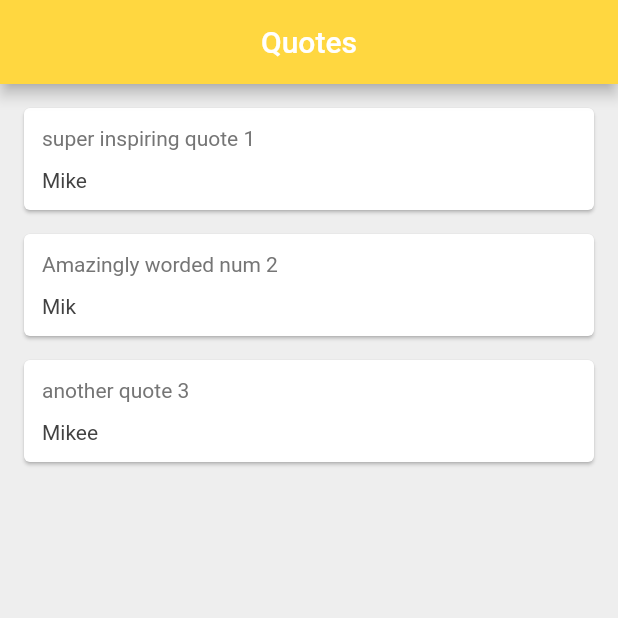
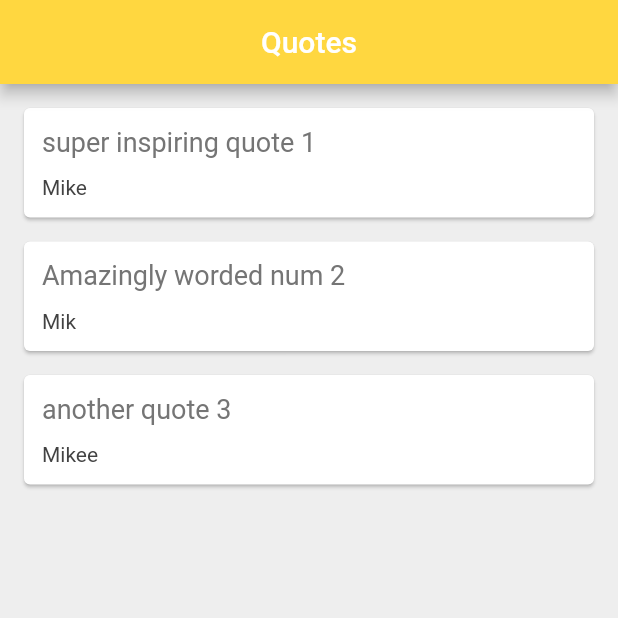
Before and after one commit to Mike-Yates/Flutter_practice_project2, a Flutter app: the screen it shows after launch, on a phone screen of 412 x 824 dp, the top half of it. Run offline on Flutter 3.47's test engine with Material 2 defaults, Android fonts, the phone set to English and light mode, and no system bars.

Commit message:
part 20
Made a custom widget in a separate file that takes in a quote and returns the quote and author on a formatted card.

```diff
--- a/lib/main.dart
+++ b/lib/main.dart
@@ -1,38 +1,11 @@
 import 'package:flutter/material.dart';
 import 'quote.dart';
+import 'quote_card.dart';
 
 void main() {
   runApp(const MaterialApp(
     home: WidgetTree(),
   ));
-}
-
-Card quoteCard(quote){
-  return Card(
-    margin: EdgeInsets.fromLTRB(16, 16, 16, 0),
-    // color: Colors.blue,
-    child: Padding(
-      padding: const EdgeInsets.all(12.0),
-      child: Column(
-        crossAxisAlignment: CrossAxisAlignment.stretch,
-        children: [
-          Text(
-            quote.text,
-            style: TextStyle(
-                color: Colors.grey[600]
-            )
-          ),
-          const SizedBox(height: 12.0),
-          Text(
-              quote.author,
-              style: TextStyle(
-                  color: Colors.grey[800]
-              )
-          ),
-        ]
-      ),
-    )
-  );
 }
 
 class WidgetTree extends StatefulWidget {
@@ -60,7 +33,7 @@ class _WidgetTreeState extends State<WidgetTree> {
         backgroundColor: Colors.amberAccent,
       ),
       body:Column(
-        children: quotes.map((quote) => quoteCard(quote)).toList(),
+        children: quotes.map((quote) => QuoteCard(quote: quote)).toList(),
       )
     );
   }
--- /dev/null
+++ b/lib/quote_card.dart
@@ -0,0 +1,39 @@
+import 'package:flutter/material.dart';
+import 'quote.dart';
+
+class QuoteCard extends StatelessWidget {
+  final Quote quote;
+
+  QuoteCard({ required this.quote }); // constructor
+
+  @override
+  Widget build(BuildContext context) {
+    return Card(
+        margin: EdgeInsets.fromLTRB(16, 16, 16, 0),
+        // color: Colors.blue,
+        child: Padding(
+          padding: const EdgeInsets.all(12.0),
+          child: Column(
+              crossAxisAlignment: CrossAxisAlignment.stretch,
+              children: [
+                Text(
+                    quote.text,
+                    style: TextStyle(
+                      color: Colors.grey[600],
+                      fontSize: 18.0,
+                    )
+                ),
+                const SizedBox(height: 12.0),
+                Text(
+                    quote.author,
+                    style: TextStyle(
+                      color: Colors.grey[800],
+                      fontSize: 14.0,
+                    )
+                ),
+              ]
+          ),
+        )
+    );
+  }
+}
```
